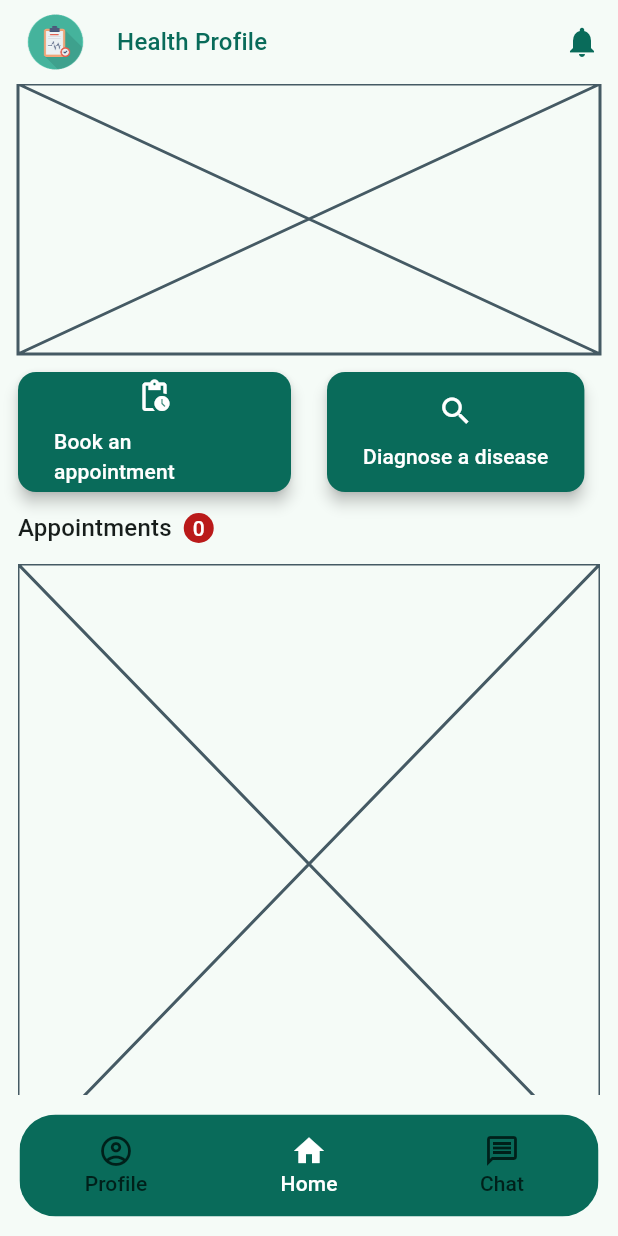
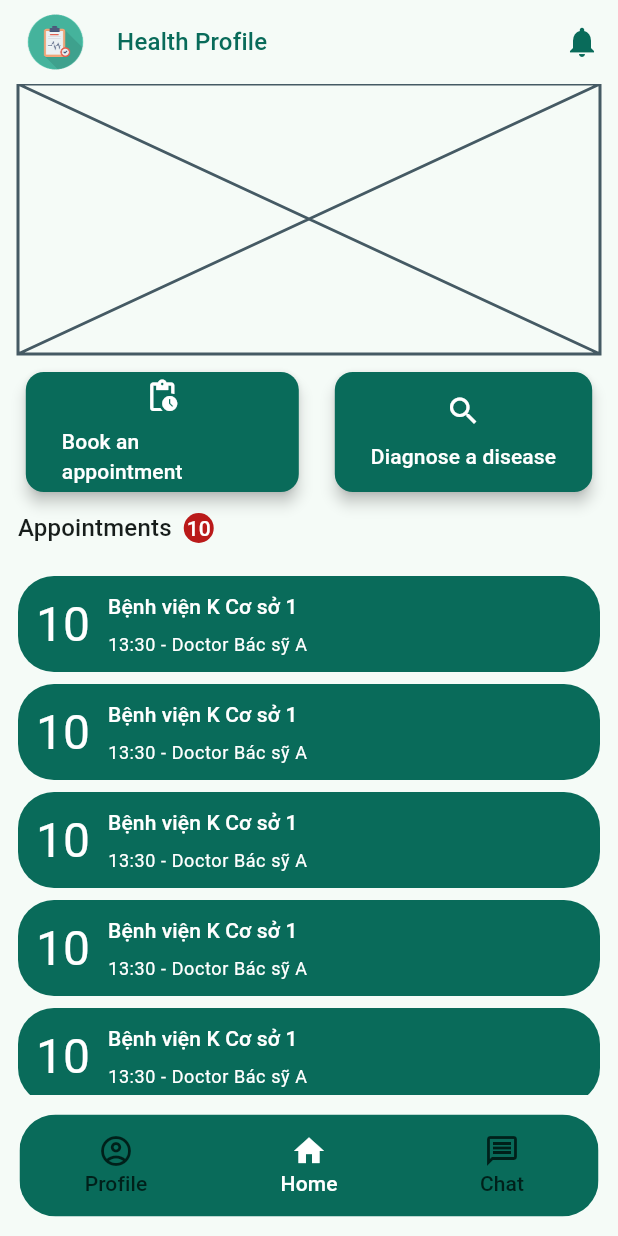
Before and after one commit to anhkien7780/health_profile, a Flutter app: the HomeChildPage screen opened directly, on a phone screen of 412 x 824 dp. Run offline on Flutter 3.47's test engine with Material 3 defaults, Android fonts, the phone set to English and light mode, and no system bars; drawn by our look-alikes of loader_overlay; our stand-ins replace equatable, flutter_bloc, flutter_svg, go_router, google_fonts, shared_preferences and 1 more; accounts and stored records are empty; generated files the repository leaves out were written again; statements that could not run were skipped.

Commit message:
feat: add AppointmentItem

```diff
--- a/lib/l10n/intl_en.arb
+++ b/lib/l10n/intl_en.arb
@@ -50,5 +50,6 @@
   "confirm": "Confirm",
   "verifyTitle": "Verify Code",
   "verifyHint": "Enter verify code",
-  "resend": "Resend"
+  "resend": "Resend",
+  "doctor": "Doctor"
 }
--- a/lib/l10n/intl_vi.arb
+++ b/lib/l10n/intl_vi.arb
@@ -50,5 +50,6 @@
   "confirm": "Xác thực",
   "verifyTitle": "Mã xác thực",
   "verifyHint": "Nhập mã xác thực",
-  "resend": "Gửi lại"
+  "resend": "Gửi lại",
+  "doctor": "Bác sĩ"
 }
--- a/lib/ui/pages/home/home_state.dart
+++ b/lib/ui/pages/home/home_state.dart
@@ -4,7 +4,7 @@ import 'package:health_profile/models/entities/user_profile.dart';
 class HomeState extends Equatable {
   const HomeState({
     this.selectedPageIndex = 1,
-    this.appointmentsCount = 0,
+    this.appointmentsCount = 10,
     required this.userProfile,
   });
 
--- /dev/null
+++ b/lib/ui/pages/home/widgets/appointment_item.dart
@@ -0,0 +1,61 @@
+import 'package:flutter/material.dart';
+import 'package:health_profile/common/app_dimens.dart';
+import 'package:health_profile/generated/l10n.dart';
+
+class AppointmentItem extends StatelessWidget {
+  const AppointmentItem({
+    super.key,
+    required this.orderNumber,
+    required this.hospitalName,
+    required this.time,
+    required this.doctorName,
+  });
+
+  final int orderNumber;
+  final String hospitalName;
+  final String time;
+  final String doctorName;
+
+  @override
+  Widget build(BuildContext context) {
+    final theme = Theme.of(context);
+    return Container(
+      decoration: BoxDecoration(
+        color: theme.colorScheme.primary,
+        borderRadius: BorderRadius.circular(AppDimens.borderRadiusBig),
+      ),
+      child: Row(
+        children: [
+          Container(
+            padding: const EdgeInsets.all(AppDimens.paddingNormal),
+            alignment: Alignment.center,
+            child: Text(
+              orderNumber.toString(),
+              style: theme.textTheme.headlineLarge?.copyWith(
+                color: theme.colorScheme.onPrimary,
+              ),
+            ),
+          ),
+          Column(
+            spacing: AppDimens.paddingSmall,
+            crossAxisAlignment: CrossAxisAlignment.start,
+            children: [
+              Text(
+                hospitalName,
+                style: theme.textTheme.labelLarge?.copyWith(
+                  color: theme.colorScheme.onPrimary,
+                ),
+              ),
+              Text(
+                "$time - ${S.of(context).doctor} $doctorName",
+                style: theme.textTheme.bodySmall?.copyWith(
+                  color: theme.colorScheme.onPrimary,
+                ),
+              ),
+            ],
+          ),
+        ],
+      ),
+    );
+  }
+}
--- a/lib/ui/pages/home/widgets/home_body.dart
+++ b/lib/ui/pages/home/widgets/home_body.dart
@@ -4,6 +4,7 @@ import 'package:health_profile/common/app_dimens.dart';
 import 'package:health_profile/generated/l10n.dart';
 import 'package:health_profile/ui/pages/home/home_cubit.dart';
 import 'package:health_profile/ui/pages/home/home_state.dart';
+import 'package:health_profile/ui/pages/home/widgets/appointment_item.dart';
 import 'package:health_profile/ui/widgets/app_badge/app_badge.dart';
 import 'package:health_profile/ui/widgets/buttons/app_elevated_button.dart';
 
@@ -12,6 +13,7 @@ class HomeBody extends StatelessWidget {
 
   @override
   Widget build(BuildContext context) {
+    final theme = Theme.of(context);
     return Column(
       spacing: AppDimens.paddingNormal,
       children: [
@@ -19,6 +21,7 @@ class HomeBody extends StatelessWidget {
         SizedBox(
           height: 80,
           child: Row(
+            mainAxisAlignment: MainAxisAlignment.center,
             spacing: AppDimens.paddingBig,
             children: [
               Flexible(
@@ -49,11 +52,11 @@ class HomeBody extends StatelessWidget {
           children: [
             Text(
               S.of(context).appointments,
-              style: Theme.of(context).textTheme.titleMedium,
+              style: theme.textTheme.titleMedium,
             ),
             BlocBuilder<HomeCubit, HomeState>(
               buildWhen: (pre, current) =>
-              pre.appointmentsCount != current.appointmentsCount,
+                  pre.appointmentsCount != current.appointmentsCount,
               builder: (context, state) {
                 return AppBadge(number: state.appointmentsCount);
               },
@@ -62,7 +65,16 @@ class HomeBody extends StatelessWidget {
         ),
         Expanded(
           child: ListView.builder(
-            itemBuilder: (context, index) => Placeholder(),
+            itemCount: 10,
+            itemBuilder: (context, index) => Padding(
+              padding: const EdgeInsets.only(top: AppDimens.paddingSmall),
+              child: AppointmentItem(
+                orderNumber: 10,
+                hospitalName: "Bệnh viện K Cơ sở 1",
+                time: "13:30",
+                doctorName: "Bác sỹ A",
+              ),
+            ),
           ),
         ),
       ],
```
